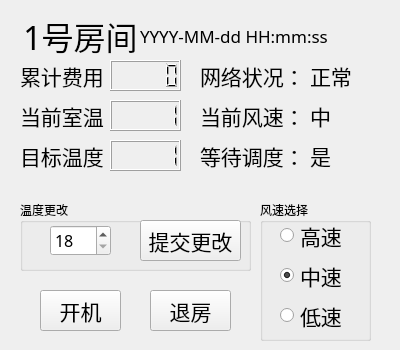
TagineerDai/SEassign, file QtGuiApplication1/clientWindow.ui: the form before one commit.
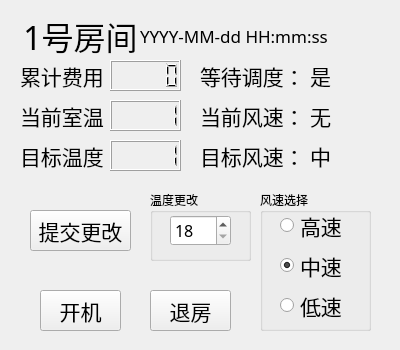
The form after the commit.

```diff
--- a/QtGuiApplication1/clientWindow.ui
+++ b/QtGuiApplication1/clientWindow.ui
@@ -108,7 +108,7 @@
     <property name="geometry">
      <rect>
       <x>260</x>
-      <y>200</y>
+      <y>190</y>
       <width>111</width>
       <height>141</height>
      </rect>
@@ -258,9 +258,9 @@
    <widget class="QGroupBox" name="Gtemp">
     <property name="geometry">
      <rect>
-      <x>20</x>
-      <y>200</y>
-      <width>231</width>
+      <x>150</x>
+      <y>190</y>
+      <width>101</width>
       <height>71</height>
      </rect>
     </property>
@@ -272,29 +272,10 @@
     <property name="title">
      <string>温度更改</string>
     </property>
-    <widget class="QPushButton" name="Btemp">
-     <property name="geometry">
-      <rect>
-       <x>120</x>
-       <y>20</y>
-       <width>101</width>
-       <height>41</height>
-      </rect>
-     </property>
-     <property name="font">
-      <font>
-       <family>微软雅黑</family>
-       <pointsize>16</pointsize>
-      </font>
-     </property>
-     <property name="text">
-      <string>提交更改</string>
-     </property>
-    </widget>
     <widget class="QSpinBox" name="STemp">
      <property name="geometry">
       <rect>
-       <x>30</x>
+       <x>20</x>
        <y>25</y>
        <width>61</width>
        <height>31</height>
@@ -317,7 +298,7 @@
     <property name="geometry">
      <rect>
       <x>200</x>
-      <y>60</y>
+      <y>140</y>
       <width>111</width>
       <height>31</height>
      </rect>
@@ -329,7 +310,7 @@
      </font>
     </property>
     <property name="text">
-     <string>网络状况：</string>
+     <string>目标风速：</string>
     </property>
    </widget>
    <widget class="QLabel" name="Label_0">
@@ -367,7 +348,7 @@
      </font>
     </property>
     <property name="text">
-     <string>中</string>
+     <string>无</string>
     </property>
    </widget>
    <widget class="QLabel" name="LroomID">
@@ -415,7 +396,7 @@
     <property name="geometry">
      <rect>
       <x>310</x>
-      <y>60</y>
+      <y>140</y>
       <width>61</width>
       <height>31</height>
      </rect>
@@ -427,14 +408,14 @@
      </font>
     </property>
     <property name="text">
-     <string>正常</string>
+     <string>中</string>
     </property>
    </widget>
    <widget class="QLabel" name="Label_2">
     <property name="geometry">
      <rect>
       <x>200</x>
-      <y>140</y>
+      <y>60</y>
       <width>111</width>
       <height>31</height>
      </rect>
@@ -453,7 +434,7 @@
     <property name="geometry">
      <rect>
       <x>310</x>
-      <y>140</y>
+      <y>60</y>
       <width>31</width>
       <height>31</height>
      </rect>
@@ -468,6 +449,25 @@
      <string>是</string>
     </property>
    </widget>
+   <widget class="QPushButton" name="Bsubmit">
+    <property name="geometry">
+     <rect>
+      <x>30</x>
+      <y>210</y>
+      <width>101</width>
+      <height>41</height>
+     </rect>
+    </property>
+    <property name="font">
+     <font>
+      <family>微软雅黑</family>
+      <pointsize>16</pointsize>
+     </font>
+    </property>
+    <property name="text">
+     <string>提交更改</string>
+    </property>
+   </widget>
   </widget>
  </widget>
  <layoutdefault spacing="6" margin="11"/>
```
Left out of the diff: 4 changed lines with no effect on the pictures.
